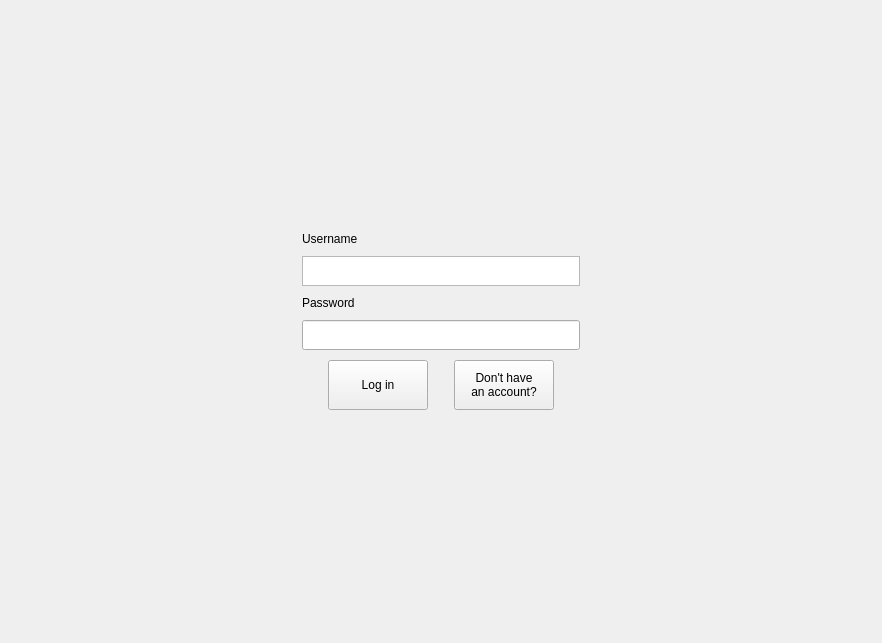
Above: task-tracker-frontend/AuthorizationWidget.ui from Unkorunk/task-tracker before the change. Below: the same form after it.
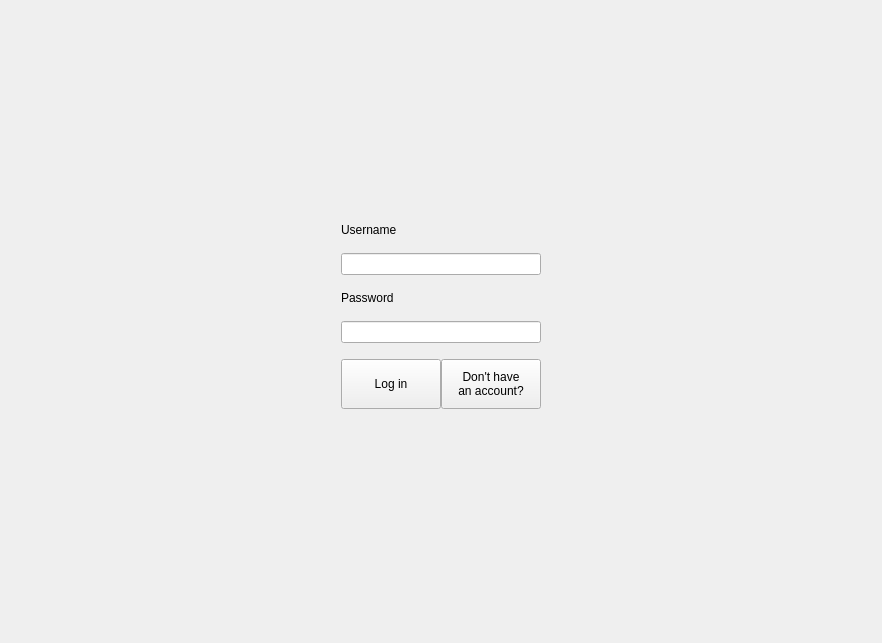
That is the form after the change.

```diff
--- a/task-tracker-frontend/AuthorizationWidget.ui
+++ b/task-tracker-frontend/AuthorizationWidget.ui
@@ -55,7 +55,7 @@
      </property>
      <layout class="QVBoxLayout" name="verticalLayout_9">
       <property name="spacing">
-       <number>10</number>
+       <number>16</number>
       </property>
       <property name="sizeConstraint">
        <enum>QLayout::SetFixedSize</enum>
@@ -68,7 +68,7 @@
         <property name="sizeHint" stdset="0">
          <size>
           <width>20</width>
-          <height>40</height>
+          <height>30</height>
          </size>
         </property>
        </spacer>
@@ -99,7 +99,7 @@
        </widget>
       </item>
       <item>
-       <widget class="QTextEdit" name="usernameField">
+       <widget class="QLineEdit" name="usernameField">
         <property name="sizePolicy">
          <sizepolicy hsizetype="Preferred" vsizetype="Preferred">
           <horstretch>0</horstretch>
@@ -108,16 +108,22 @@
         </property>
         <property name="minimumSize">
          <size>
-          <width>278</width>
+          <width>25</width>
           <height>0</height>
          </size>
         </property>
         <property name="maximumSize">
          <size>
-          <width>278</width>
-          <height>30</height>
+          <width>16777215</width>
+          <height>16777215</height>
          </size>
         </property>
+        <property name="echoMode">
+         <enum>QLineEdit::Normal</enum>
+        </property>
+        <property name="clearButtonEnabled">
+         <bool>false</bool>
+        </property>
        </widget>
       </item>
       <item>
@@ -148,7 +154,7 @@
       <item>
        <widget class="QLineEdit" name="passwordField">
         <property name="sizePolicy">
-         <sizepolicy hsizetype="Preferred" vsizetype="Fixed">
+         <sizepolicy hsizetype="Preferred" vsizetype="Preferred">
           <horstretch>0</horstretch>
           <verstretch>0</verstretch>
          </sizepolicy>
@@ -156,13 +162,13 @@
         <property name="minimumSize">
          <size>
           <width>25</width>
-          <height>30</height>
+          <height>0</height>
          </size>
         </property>
         <property name="maximumSize">
          <size>
           <width>16777215</width>
-          <height>30</height>
+          <height>16777215</height>
          </size>
         </property>
         <property name="echoMode">
```
Left out of the diff: 2 changed lines with no effect on the pictures.
